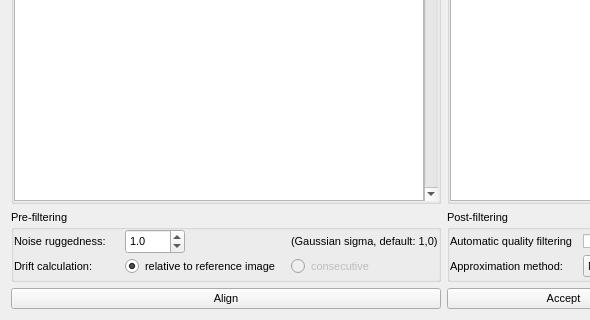
This is showalign2.ui in mlerotic/spectromicroscopy as Qt 5 draws it before an edit; both pictures show x 0 to 590 and y 180 to 500 of the 924 by 500 pixel window. The edited form follows.
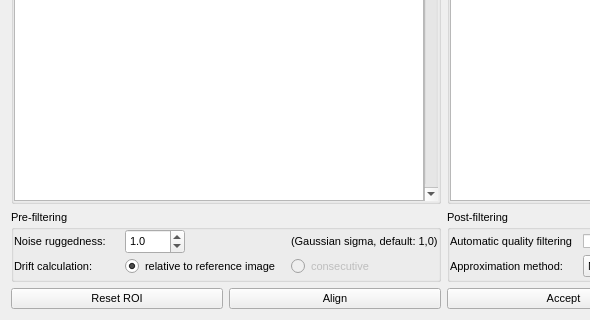
This is the edited form. Custom widgets are drawn as their Qt base class.

Commit message: Subregion alignment enabled

Patch:
```diff
--- a/showalign2.ui
+++ b/showalign2.ui
@@ -599,8 +599,24 @@
          <property name="spacing">
           <number>6</number>
          </property>
+         <item>
+          <widget class="QPushButton" name="button_rstroi">
+           <property name="font">
+            <font>
+             <family>Ubuntu</family>
+             <pointsize>8</pointsize>
+            </font>
+           </property>
+           <property name="text">
+            <string>Reset ROI</string>
+           </property>
+          </widget>
+         </item>
          <item>
           <widget class="QPushButton" name="button_align">
+           <property name="enabled">
+            <bool>true</bool>
+           </property>
            <property name="font">
             <font>
              <family>Ubuntu</family>
```
Left out of the diff: 50 changed lines with no effect on the pictures. The commit also changes 1 other file.
